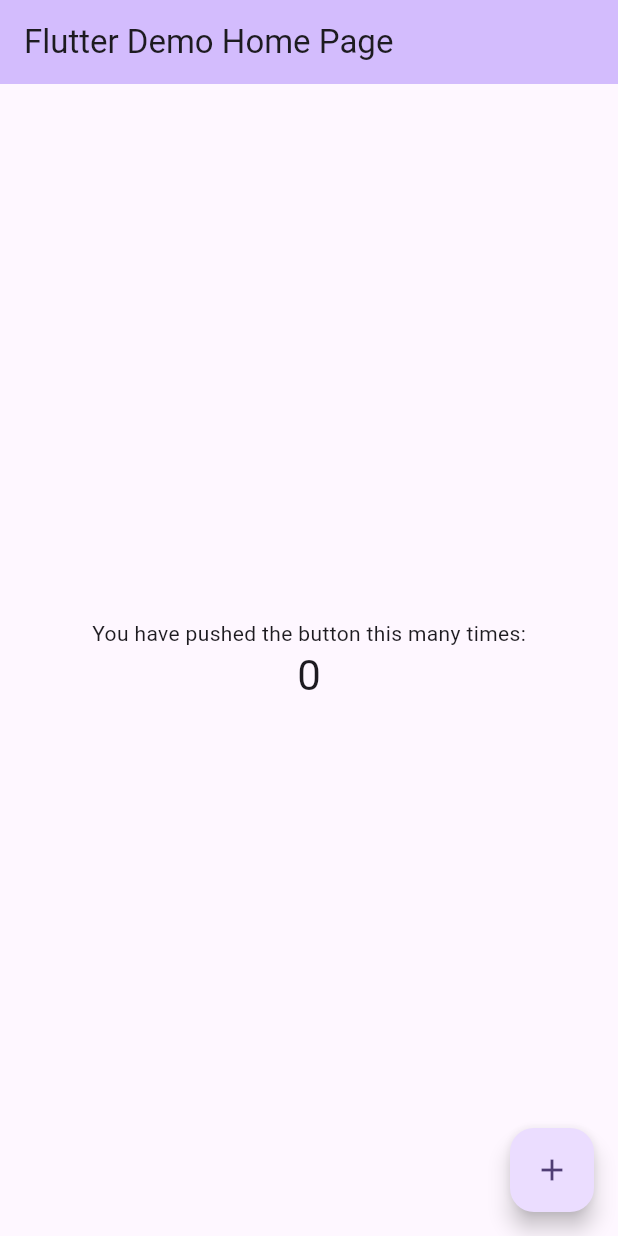
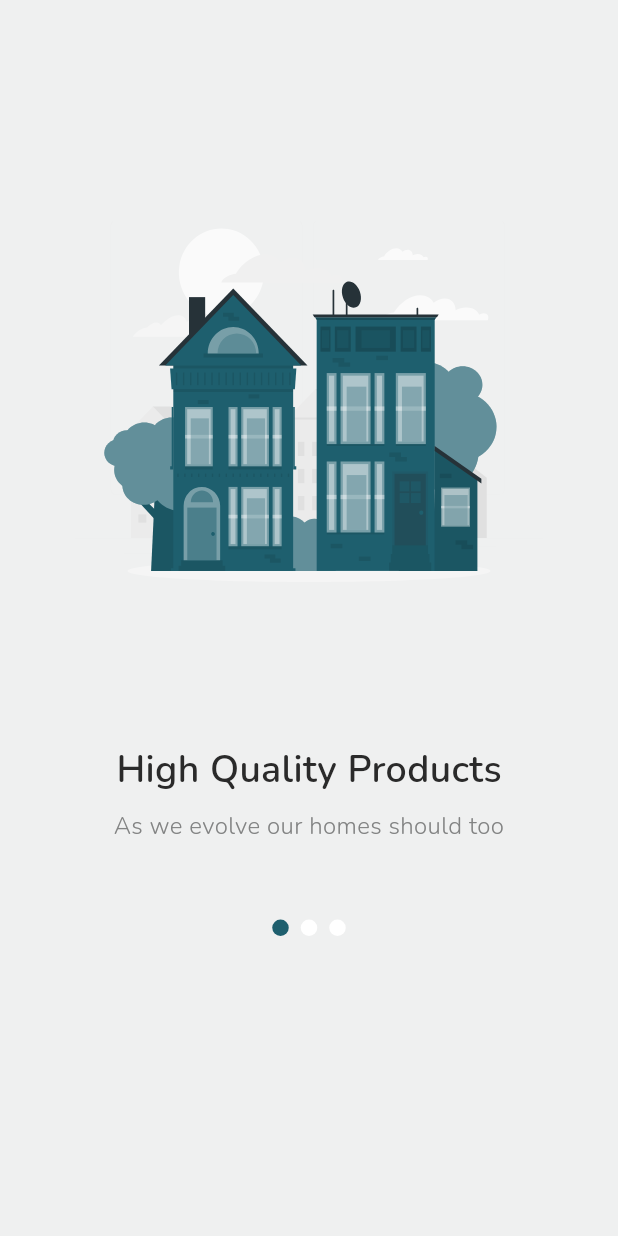
Before and after one commit to JULIUSANGULU/Lux-Interior-App, a Flutter app: the screen it shows after launch, on a phone screen of 412 x 824 dp. Run offline on Flutter 3.47's test engine with Material 3 defaults, Android fonts, the phone set to English and light mode, and no system bars; drawn by our look-alikes of smooth_page_indicator; our stand-ins replace flutter_svg.

Commit message:
Onboarding Screen 1

```diff
--- a/lib/main.dart
+++ b/lib/main.dart
@@ -1,4 +1,5 @@
 import 'package:flutter/material.dart';
+import 'package:lux_interio_app_new/screen1.dart';
 
 void main() {
   runApp(const MyApp());
@@ -7,119 +8,15 @@
 class MyApp extends StatelessWidget {
   const MyApp({super.key});
 
-  // This widget is the root of your application.
   @override
   Widget build(BuildContext context) {
     return MaterialApp(
-      title: 'Flutter Demo',
+      debugShowCheckedModeBanner: false,
       theme: ThemeData(
-        // This is the theme of your application.
-        //
-        // TRY THIS: Try running your application with "flutter run". You'll see
-        // the application has a purple toolbar. Then, without quitting the app,
-        // try changing the seedColor in the colorScheme below to Colors.green
-        // and then invoke "hot reload" (save your changes or press the "hot
-        // reload" button in a Flutter-supported IDE, or press "r" if you used
-        // the command line to start the app).
-        //
-        // Notice that the counter didn't reset back to zero; the application
-        // state is not lost during the reload. To reset the state, use hot
-        // restart instead.
-        //
-        // This works for code too, not just values: Most code changes can be
-        // tested with just a hot reload.
-        colorScheme: ColorScheme.fromSeed(seedColor: Colors.deepPurple),
+        fontFamily: 'Nunito',
         useMaterial3: true,
       ),
-      home: const MyHomePage(title: 'Flutter Demo Home Page'),
+      home: const Screen1(),
     );
   }
 }
-
-class MyHomePage extends StatefulWidget {
-  const MyHomePage({super.key, required this.title});
-
-  // This widget is the home page of your application. It is stateful, meaning
-  // that it has a State object (defined below) that contains fields that affect
-  // how it looks.
-
-  // This class is the configuration for the state. It holds the values (in this
-  // case the title) provided by the parent (in this case the App widget) and
-  // used by the build method of the State. Fields in a Widget subclass are
-  // always marked "final".
-
-  final String title;
-
-  @override
-  State<MyHomePage> createState() => _MyHomePageState();
-}
-
-class _MyHomePageState extends State<MyHomePage> {
-  int _counter = 0;
-
-  void _incrementCounter() {
-    setState(() {
-      // This call to setState tells the Flutter framework that something has
-      // changed in this State, which causes it to rerun the build method below
-      // so that the display can reflect the updated values. If we changed
-      // _counter without calling setState(), then the build method would not be
-      // called again, and so nothing would appear to happen.
-      _counter++;
-    });
-  }
-
-  @override
-  Widget build(BuildContext context) {
-    // This method is rerun every time setState is called, for instance as done
-    // by the _incrementCounter method above.
-    //
-    // The Flutter framework has been optimized to make rerunning build methods
-    // fast, so that you can just rebuild anything that needs updating rather
-    // than having to individually change instances of widgets.
-    return Scaffold(
-      appBar: AppBar(
-        // TRY THIS: Try changing the color here to a specific color (to
-        // Colors.amber, perhaps?) and trigger a hot reload to see the AppBar
-        // change color while the other colors stay the same.
-        backgroundColor: Theme.of(context).colorScheme.inversePrimary,
-        // Here we take the value from the MyHomePage object that was created by
-        // the App.build method, and use it to set our appbar title.
-        title: Text(widget.title),
-      ),
-      body: Center(
-        // Center is a layout widget. It takes a single child and positions it
-        // in the middle of the parent.
-        child: Column(
-          // Column is also a layout widget. It takes a list of children and
-          // arranges them vertically. By default, it sizes itself to fit its
-          // children horizontally, and tries to be as tall as its parent.
-          //
-          // Column has various properties to control how it sizes itself and
-          // how it positions its children. Here we use mainAxisAlignment to
-          // center the children vertically; the main axis here is the vertical
-          // axis because Columns are vertical (the cross axis would be
-          // horizontal).
-          //
-          // TRY THIS: Invoke "debug painting" (choose the "Toggle Debug Paint"
-          // action in the IDE, or press "p" in the console), to see the
-          // wireframe for each widget.
-          mainAxisAlignment: MainAxisAlignment.center,
-          children: <Widget>[
-            const Text(
-              'You have pushed the button this many times:',
-            ),
-            Text(
-              '$_counter',
-              style: Theme.of(context).textTheme.headlineMedium,
-            ),
-          ],
-        ),
-      ),
-      floatingActionButton: FloatingActionButton(
-        onPressed: _incrementCounter,
-        tooltip: 'Increment',
-        child: const Icon(Icons.add),
-      ), // This trailing comma makes auto-formatting nicer for build methods.
-    );
-  }
-}
--- /dev/null
+++ b/lib/screen1.dart
@@ -0,0 +1,85 @@
+import 'package:flutter/material.dart';
+import 'package:flutter_svg/flutter_svg.dart';
+import 'package:smooth_page_indicator/smooth_page_indicator.dart';
+
+class Screen1 extends StatefulWidget {
+  const Screen1({super.key});
+  @override
+  _Screen1State createState() => _Screen1State();
+}
+
+class _Screen1State extends State<Screen1> {
+  final PageController _pageController = PageController();
+
+  @override
+  void dispose() {
+    _pageController.dispose();
+    super.dispose();
+  }
+
+  @override
+  Widget build(BuildContext context) {
+    return Scaffold(
+      backgroundColor: const Color(0xFFEFF0F0),
+      body: Column(
+        children: [
+          Expanded(
+            child: PageView.builder(
+              controller: _pageController,
+              itemCount: 5,
+              itemBuilder: (_, i) {
+                return Padding(
+                  padding: const EdgeInsets.all(50),
+                  child: Column(
+                    mainAxisAlignment: MainAxisAlignment.center,
+                    children: [
+                      SvgPicture.asset("assets/images/img.svg"),
+
+                      const Text(
+                        'High Quality Products',
+                        style: TextStyle(
+                          color: Color(0xFF2A2A2A),
+                          fontSize: 25,
+                          fontFamily: 'Nunito',
+                          fontWeight: FontWeight.w600,
+                          height: 1.4,
+                        ),
+                      ),
+                      const SizedBox(height: 10),
+                      const Text(
+                        'As we evolve our homes should too',
+                        textAlign: TextAlign.center,
+                        style: TextStyle(
+                          color: Color(0xFF828383),
+                          fontSize: 16,
+                          fontFamily: 'Nunito',
+                          fontWeight: FontWeight.w300,
+                          height: 1.4,
+                        ),
+                      ),
+                    ],
+                  ),
+                );
+              },
+            ),
+          ),
+          //Page Indicator Begins Here//
+          Padding(
+            padding: const EdgeInsets.fromLTRB(0, 0, 0, 200),
+            child: SmoothPageIndicator(
+              controller: _pageController,
+              count: 3,
+              effect: const WormEffect(
+                dotColor: Color(0xFFFFFFFF),
+                activeDotColor: Color(0xFF1E5F6E),
+                dotHeight: 11,
+                dotWidth: 11,
+              ),
+            ),
+          ),
+          // Page Indicator Ends Here//
+        ],
+      ),
+    );
+  }
+}
```
Also changed, not shown: pubspec.yaml (+22 -5 lines), assets/Fonts/Nunito-Black.ttf (added), assets/Fonts/Nunito-BlackItalic.ttf (added), assets/Fonts/Nunito-Bold.ttf (added), assets/Fonts/Nunito-BoldItalic.ttf (added), assets/Fonts/Nunito-ExtraBold.ttf (added), assets/Fonts/Nunito-ExtraBoldItalic.ttf (added), assets/Fonts/Nunito-ExtraLight.ttf (added), assets/Fonts/Nunito-ExtraLightItalic.ttf (added), assets/Fonts/Nunito-Italic.ttf (added), assets/Fonts/Nunito-Light.ttf (added), assets/Fonts/Nunito-LightItalic.ttf (added), assets/Fonts/Nunito-Regular.ttf (added), assets/Fonts/Nunito-SemiBold.ttf (added), 3 more files.
